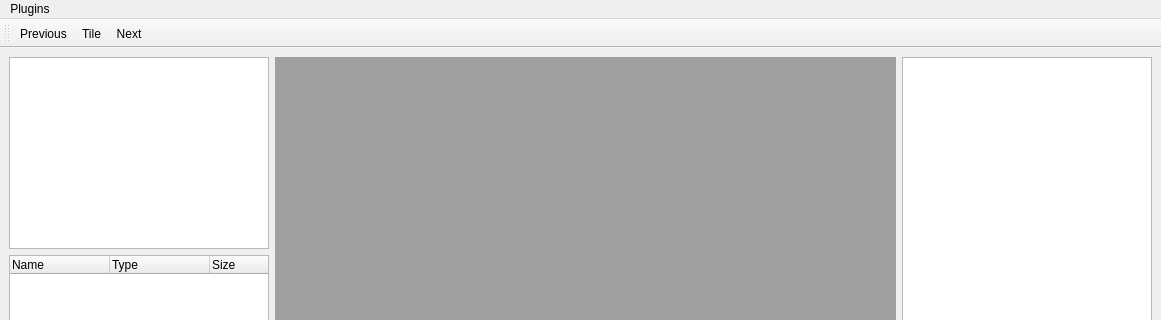
PicciMario/iPhone-Backup-Analyzer-2, file main_window.ui: the form before one commit; both pictures show x 0 to 1161 and y 0 to 320 of the 1161 by 551 pixel window.
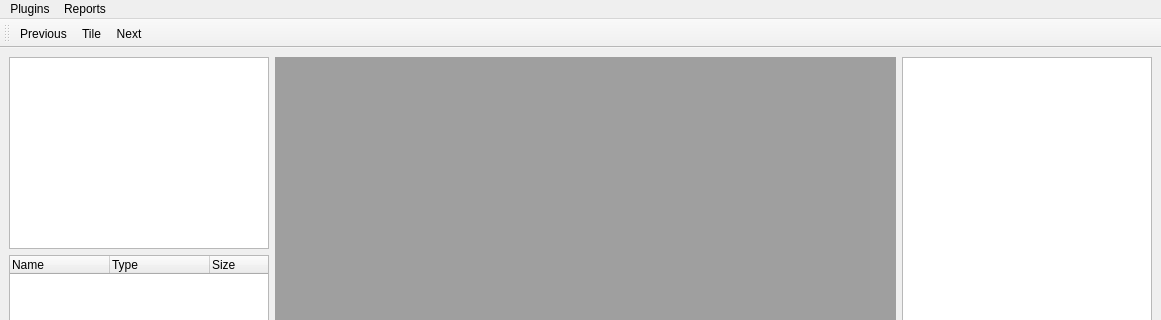
The form after the commit. Icons and pictures are not drawn.

Commit message: plugin report management

What changed in the file:
```diff
--- a/main_window.ui
+++ b/main_window.ui
@@ -142,7 +142,13 @@
      <string>Plugins</string>
     </property>
    </widget>
+   <widget class="QMenu" name="menuReports">
+    <property name="title">
+     <string>Reports</string>
+    </property>
+   </widget>
    <addaction name="menuPlugins"/>
+   <addaction name="menuReports"/>
   </widget>
   <widget class="QStatusBar" name="statusbar"/>
   <widget class="QToolBar" name="toolBar">
```
The commit also changes 2 other files.
